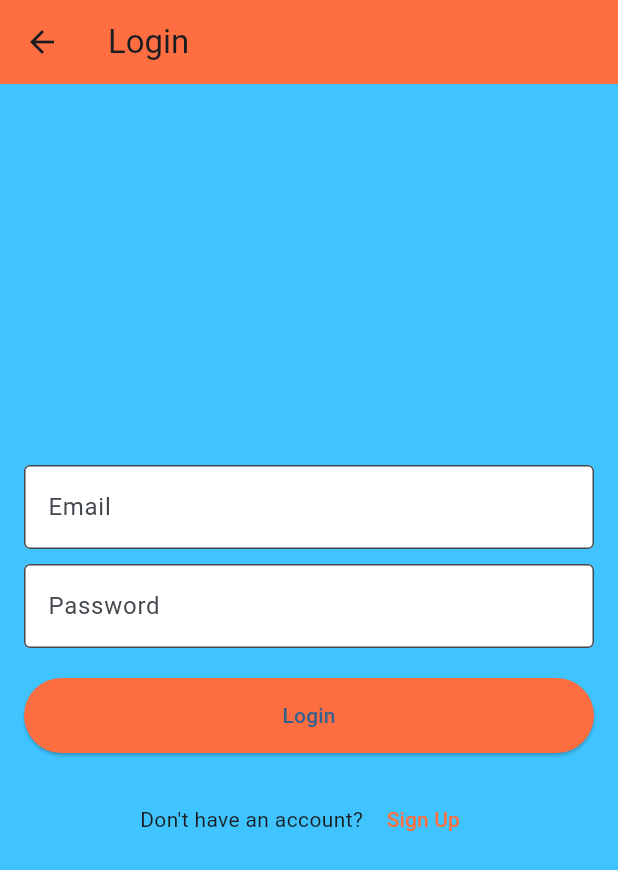
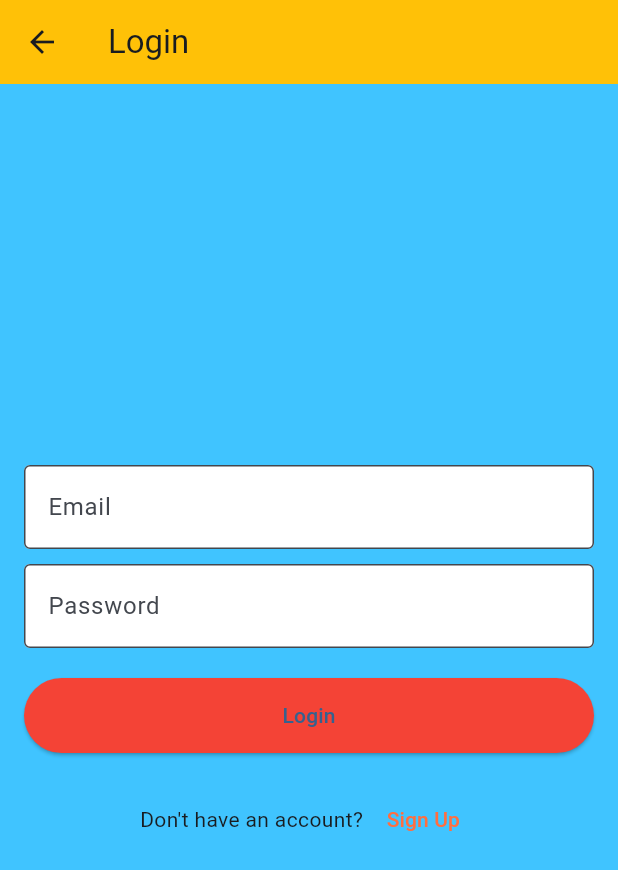
Before and after one commit to Yakuuuuuu/mobile_app, a Flutter app: the LoginPage screen opened directly, on a phone screen of 412 x 824 dp. Shown: the top 870 px of the screen. Run offline on Flutter 3.47's test engine with Material 3 defaults, Android fonts, the light colour scheme and no system bars; our stand-ins replace smooth_page_indicator.

Commit message:
now okay

```diff
--- a/lib/view/login_page.dart
+++ b/lib/view/login_page.dart
@@ -10,40 +10,40 @@ class LoginPage extends StatelessWidget {
     return Scaffold(
       appBar: AppBar(
         title: const Text('Login'),
-        backgroundColor: Colors.deepOrangeAccent, // AppBar color
+        backgroundColor: Colors.amber,
       ),
       body: Container(
-        color: Colors.lightBlueAccent, // Background color
+        color: Colors.lightBlueAccent,
         padding: const EdgeInsets.all(16.0),
         child: Column(
           mainAxisAlignment: MainAxisAlignment.center,
           children: [
-            // Email TextField
+
             TextField(
               decoration: const InputDecoration(
                 labelText: 'Email',
                 filled: true,
-                fillColor: Colors.white, // White background for input field
+                fillColor: Colors.white,
                 border: OutlineInputBorder(),
               ),
             ),
             const SizedBox(height: 10),
-            // Password TextField
+
             TextField(
               decoration: const InputDecoration(
                 labelText: 'Password',
                 filled: true,
-                fillColor: Colors.white, // White background for input field
+                fillColor: Colors.white,
                 border: OutlineInputBorder(),
               ),
               obscureText: true,
             ),
             const SizedBox(height: 20),
-            // Login Button
+
             ElevatedButton(
               style: ElevatedButton.styleFrom(
-                backgroundColor: Colors.deepOrangeAccent, // Button color
-                minimumSize: const Size(double.infinity, 50), // Full width button
+                backgroundColor: Colors.red,
+                minimumSize: const Size(double.infinity, 50),
               ),
               onPressed: () {
                 Navigator.pushAndRemoveUntil(
@@ -55,7 +55,7 @@ class LoginPage extends StatelessWidget {
               child: const Text('Login'),
             ),
             const SizedBox(height: 20),
-            // Sign Up Option
+
             Row(
               mainAxisAlignment: MainAxisAlignment.center,
               children: [
@@ -69,7 +69,7 @@ class LoginPage extends StatelessWidget {
                   },
                   child: const Text(
                     'Sign Up',
-                    style: TextStyle(color: Colors.deepOrangeAccent), // Sign Up text color
+                    style: TextStyle(color: Colors.deepOrangeAccent),
                   ),
                 ),
               ],
```
Also changed, not shown: lib/view/onboarding_page.dart (+4 -4 lines), lib/view/signup_page.dart (+11 -11 lines).
